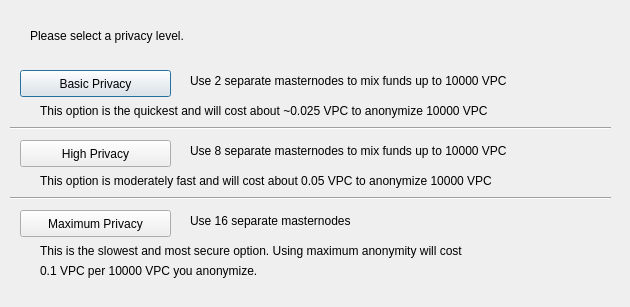
Above: src/qt/forms/obfuscationconfig.ui from worldmint/valgard before the change. Below: the same form after it.
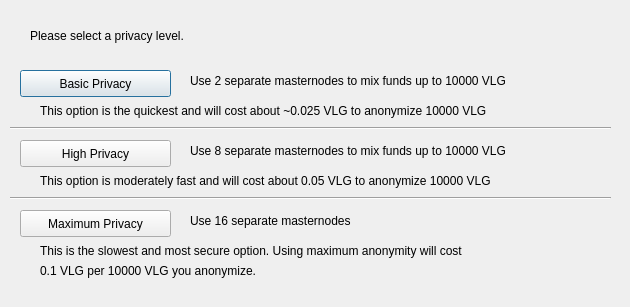
That is the form after the change.

The edit to the form file:
```diff
--- a/src/qt/forms/obfuscationconfig.ui
+++ b/src/qt/forms/obfuscationconfig.ui
@@ -75,7 +75,7 @@
     </rect>
    </property>
    <property name="text">
-    <string>Use 2 separate masternodes to mix funds up to 10000 VPC</string>
+    <string>Use 2 separate masternodes to mix funds up to 10000 VLG</string>
    </property>
   </widget>
   <widget class="QLabel" name="label_3">
@@ -88,7 +88,7 @@
     </rect>
    </property>
    <property name="text">
-    <string>Use 8 separate masternodes to mix funds up to 10000 VPC</string>
+    <string>Use 8 separate masternodes to mix funds up to 10000 VLG</string>
    </property>
   </widget>
   <widget class="QLabel" name="label_4">
@@ -114,7 +114,7 @@
     </rect>
    </property>
    <property name="text">
-    <string>This option is the quickest and will cost about ~0.025 VPC to anonymize 10000 VPC</string>
+    <string>This option is the quickest and will cost about ~0.025 VLG to anonymize 10000 VLG</string>
    </property>
   </widget>
   <widget class="QLabel" name="label_7">
@@ -127,7 +127,7 @@
     </rect>
    </property>
    <property name="text">
-    <string>This option is moderately fast and will cost about 0.05 VPC to anonymize 10000 VPC</string>
+    <string>This option is moderately fast and will cost about 0.05 VLG to anonymize 10000 VLG</string>
    </property>
   </widget>
   <widget class="QLabel" name="label_8">
@@ -153,7 +153,7 @@
     </rect>
    </property>
    <property name="text">
-    <string>0.1 VPC per 10000 VPC you anonymize.</string>
+    <string>0.1 VLG per 10000 VLG you anonymize.</string>
    </property>
   </widget>
   <widget class="Line" name="line">
```
